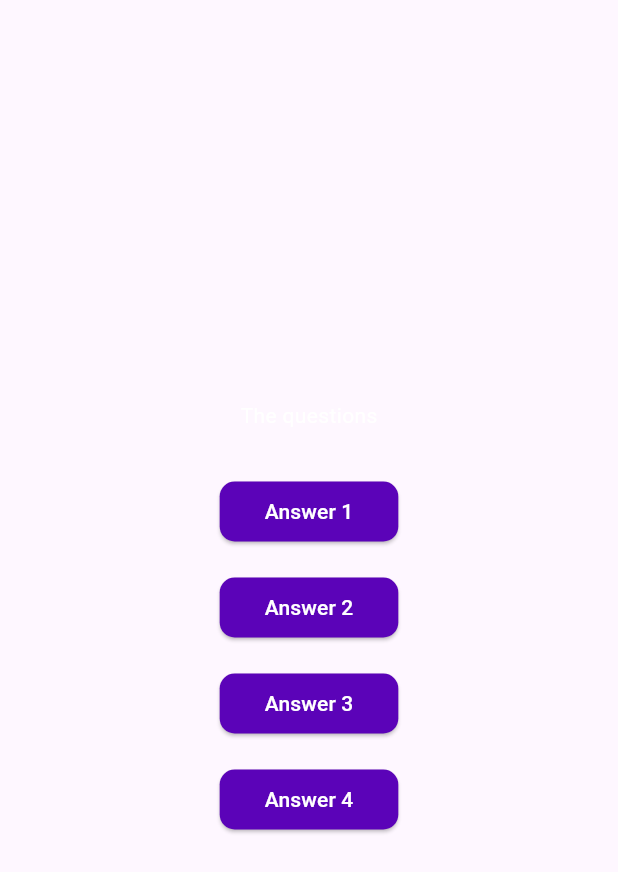
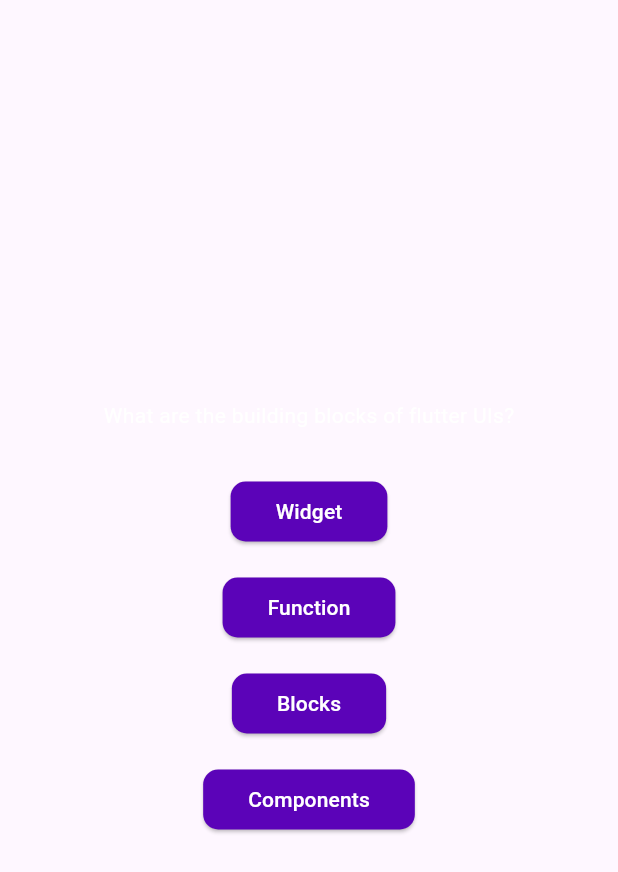
Before and after one commit to Dolma455/quiz_app, a Flutter app: the QuestionsScreen widget shown alone on an empty page, opened directly, on a phone screen of 412 x 824 dp. Shown: the top 872 px of the screen. Run offline on Flutter 3.47's test engine with Material 3 defaults, Android fonts, the light colour scheme and no system bars.

Commit message:
feat: Accessing questions and answers from the list

```diff
--- a/lib/data/questions.dart
+++ b/lib/data/questions.dart
@@ -7,35 +7,35 @@ final questions = [
     'Blocks',
     'Components',
   ]),
-   QuizQuestion(text: 'What are the building blocks of flutter UIs?', answers: [
-    'Widget',
-    'Function',
-    'Blocks',
-    'Components',
+  QuizQuestion(
+      text: 'What are the msot useful editors for flutter apps?',
+      answers: [
+        'Visual Studio',
+        'Android Studio',
+        'Pycharm',
+        'Visual Studio Code',
+      ]),
+  QuizQuestion(text: 'What are the resources to learn flutter?', answers: [
+    'Notes',
+    'Documentation',
+    'Books',
+    'Articles',
   ]),
-   QuizQuestion(text: 'What are the building blocks of flutter UIs?', answers: [
-    'Widget',
-    'Function',
-    'Blocks',
-    'Components',
+  QuizQuestion(text: 'In what technology is flutter built?', answers: [
+    'C++',
+    'C',
+    'Dart',
+    'Skia-2D',
   ]),
-   QuizQuestion(text: 'What are the building blocks of flutter UIs?', answers: [
-    'Widget',
-    'Function',
-    'Blocks',
-    'Components',
+  QuizQuestion(text: 'What build modes are availbale in flutter?', answers: [
+    'Mode',
+    'Debug Mode',
+    'Profile Mode',
+    'Release Mode',
   ]),
-   QuizQuestion(text: 'What are the building blocks of flutter UIs?', answers: [
-    'Widget',
-    'Function',
-    'Blocks',
-    'Components',
+  QuizQuestion(text: 'Explain the flutter architecture', answers: [
+    'Upper Layer',
+    'Middle Layer',
+    'Bottom Layer',
   ]),
-   QuizQuestion(text: 'What are the building blocks of flutter UIs?', answers: [
-    'Widget',
-    'Function',
-    'Blocks',
-    'Components',
-  ]),
-
 ];
--- a/lib/screen/questions_screen.dart
+++ b/lib/screen/questions_screen.dart
@@ -1,4 +1,5 @@
 import 'package:flutter/material.dart';
+import 'package:quiz_app_ad_basics/data/questions.dart';
 import 'package:quiz_app_ad_basics/widget/answer_button.dart';
 
 class QuestionsScreen extends StatefulWidget {
@@ -11,33 +12,34 @@ class QuestionsScreen extends StatefulWidget {
 class _QuestionsScreenState extends State<QuestionsScreen> {
   @override
   Widget build(BuildContext context) {
+    final currentQuestion = questions[0];
     return SizedBox(
       width: double.infinity,
       child: Column(
         mainAxisAlignment: MainAxisAlignment.center,
         children: [
-          const Text(
-            'The questions',
-            style: TextStyle(
+          Text(
+            currentQuestion.text,
+            style: const TextStyle(
               color: Colors.white,
             ),
           ),
           const SizedBox(
             height: 30,
           ),
-          AnswerButton(answerText: 'Answer 1', onTap: () {}),
+          AnswerButton(answerText: currentQuestion.answers[0], onTap: () {}),
           const SizedBox(
             height: 16,
           ),
-          AnswerButton(answerText: 'Answer 2', onTap: () {}),
+          AnswerButton(answerText: currentQuestion.answers[1], onTap: () {}),
           const SizedBox(
             height: 16,
           ),
-          AnswerButton(answerText: 'Answer 3', onTap: () {}),
+          AnswerButton(answerText: currentQuestion.answers[2], onTap: () {}),
           const SizedBox(
             height: 16,
           ),
-          AnswerButton(answerText: 'Answer 4', onTap: () {})
+          AnswerButton(answerText: currentQuestion.answers[3], onTap: () {})
         ],
       ),
     );
```
